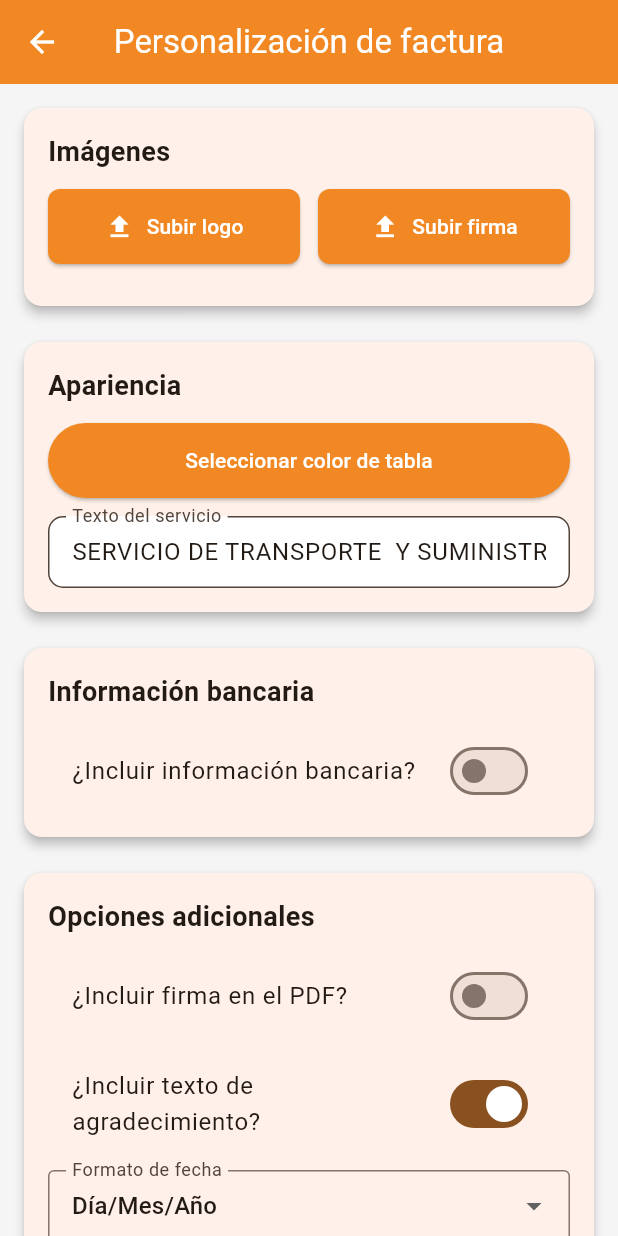
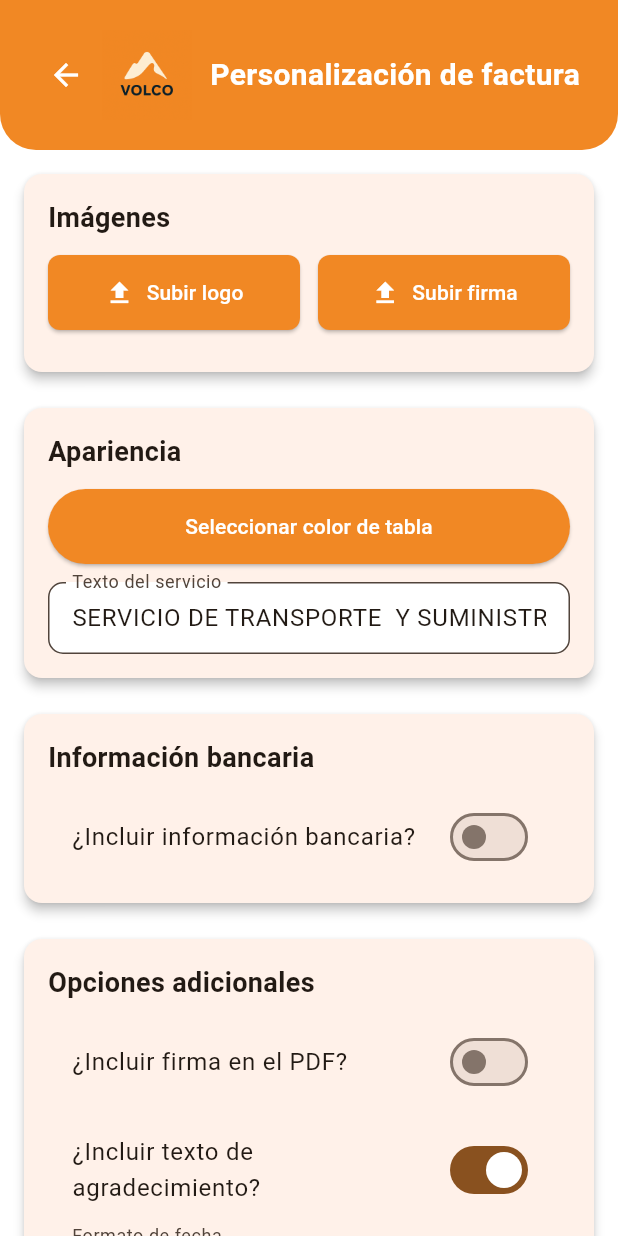
Before and after one commit to Alejandro-OB/Volco, a Flutter app: the InvoiceCustomizationScreen screen opened directly with empty values, on a phone screen of 412 x 824 dp. Run offline on Flutter 3.47's test engine with Material 3 defaults, Android fonts, the phone set to English and light mode, and no system bars; our stand-ins replace file_picker, flutter_colorpicker, flutter_speed_dial, google_fonts, hive, hive_flutter and 4 more; accounts and stored records are empty.

Commit message:
2025-07-10

```diff
--- a/lib/screens/invoice_customization_screen.dart
+++ b/lib/screens/invoice_customization_screen.dart
@@ -148,18 +148,53 @@ class _InvoiceCustomizationScreenState extends State<InvoiceCustomizationScreen>
     return WillPopScope(
       onWillPop: _onWillPop,
       child: Scaffold(
-        appBar: AppBar(
-          title: const Text('Personalización de factura'),
-          centerTitle: true,
+        backgroundColor: Colors.white,
+        body: Column(
+          children: [
+            SafeArea(
+              top: true,
+              bottom: false,
+              child: Container(
+                width: double.infinity,
+                padding: const EdgeInsets.symmetric(horizontal: 20, vertical: 20),
+                decoration: const BoxDecoration(
+                  color: Color(0xFFF18824),
+                  borderRadius: BorderRadius.only(
+                    bottomLeft: Radius.circular(24),
+                    bottomRight: Radius.circular(24),
                   ),
-        body: _loading
+                ),
+                child: Row(
+                  children: [
+                    IconButton(
+                      icon: const Icon(Icons.arrow_back, color: Colors.white),
+                      onPressed: () => Navigator.pop(context),
+                    ),
+                    Image.asset('assets/imgs/logo_volco.png', height: 60),
+                    const SizedBox(width: 12),
+                    const Expanded(
+                      child: Text(
+                        'Personalización de factura',
+                        style: TextStyle(
+                          fontSize: 20,
+                          color: Colors.white,
+                          fontWeight: FontWeight.w600,
+                        ),
+                        overflow: TextOverflow.ellipsis,
+                      ),
+                    ),
+                  ],
+                ),
+              ),
+            ),
+            Expanded(
+              child: _loading
                   ? const Center(child: CircularProgressIndicator())
                   : SingleChildScrollView(
                       padding: const EdgeInsets.all(16),
                       child: Column(
                         crossAxisAlignment: CrossAxisAlignment.start,
                         children: [
-
                           _buildSection(
                             title: 'Imágenes',
                             child: Column(
@@ -167,11 +202,13 @@ class _InvoiceCustomizationScreenState extends State<InvoiceCustomizationScreen>
                                 Row(
                                   children: [
                                     Expanded(
-                                child: _buildImageUploadButton('Subir logo', Icons.upload, () => _pickImage(isLogo: true)),
+                                      child: _buildImageUploadButton(
+                                          'Subir logo', Icons.upload, () => _pickImage(isLogo: true)),
                                     ),
                                     const SizedBox(width: 12),
                                     Expanded(
-                                child: _buildImageUploadButton('Subir firma', Icons.upload, () => _pickImage(isLogo: false)),
+                                      child: _buildImageUploadButton(
+                                          'Subir firma', Icons.upload, () => _pickImage(isLogo: false)),
                                     ),
                                   ],
                                 ),
@@ -187,7 +224,6 @@ class _InvoiceCustomizationScreenState extends State<InvoiceCustomizationScreen>
                               ],
                             ),
                           ),
-
                           _buildSection(
                             title: 'Apariencia',
                             child: Column(
@@ -197,11 +233,11 @@ class _InvoiceCustomizationScreenState extends State<InvoiceCustomizationScreen>
                                   child: const Text('Seleccionar color de tabla'),
                                 ),
                                 const SizedBox(height: 12),
-                          _buildTextField('Texto del servicio', _serviceTextController, (v) => _prefs.serviceText = v),
+                                _buildTextField('Texto del servicio', _serviceTextController,
+                                    (v) => _prefs.serviceText = v),
                               ],
                             ),
                           ),
-
                           _buildSection(
                             title: 'Información bancaria',
                             child: Column(
@@ -218,14 +254,15 @@ class _InvoiceCustomizationScreenState extends State<InvoiceCustomizationScreen>
                                   const SizedBox(height: 12),
                                   _buildTextField('Banco *', _bankNameController, (v) => _prefs.bankName = v),
                                   const SizedBox(height: 12),
-                            _buildTextField('Tipo de cuenta *', _accountTypeController, (v) => _prefs.accountType = v),
+                                  _buildTextField('Tipo de cuenta *', _accountTypeController,
+                                      (v) => _prefs.accountType = v),
                                   const SizedBox(height: 12),
-                            _buildTextField('Número de cuenta *', _accountNumberController, (v) => _prefs.accountNumber = v),
+                                  _buildTextField(
+                                      'Número de cuenta *', _accountNumberController, (v) => _prefs.accountNumber = v),
                                 ],
                               ],
                             ),
                           ),
-
                           _buildSection(
                             title: 'Opciones adicionales',
                             child: Column(
@@ -252,7 +289,8 @@ class _InvoiceCustomizationScreenState extends State<InvoiceCustomizationScreen>
                                   decoration: const InputDecoration(
                                     labelText: 'Formato de fecha',
                                     border: OutlineInputBorder(),
-                              contentPadding: EdgeInsets.symmetric(horizontal: 12, vertical: 10),
+                                    contentPadding:
+                                        EdgeInsets.symmetric(horizontal: 12, vertical: 10),
                                   ),
                                   value: _prefs.dateFormatOption,
                                   onChanged: (value) {
@@ -264,15 +302,16 @@ class _InvoiceCustomizationScreenState extends State<InvoiceCustomizationScreen>
                                     }
                                   },
                                   items: const [
-                              DropdownMenuItem(value: 'dd/MM/yyyy', child: Text('Día/Mes/Año')),
+                                    DropdownMenuItem(
+                                        value: 'dd/MM/yyyy', child: Text('Día/Mes/Año')),
                                     DropdownMenuItem(value: 'MM/yyyy', child: Text('Mes/Año')),
-                              DropdownMenuItem(value: 'MMMM yyyy', child: Text('Mes escrito y Año')),
+                                    DropdownMenuItem(
+                                        value: 'MMMM yyyy', child: Text('Mes escrito y Año')),
                                   ],
                                 ),
                               ],
                             ),
                           ),
-
                           const SizedBox(height: 24),
                           Row(
                             children: [
@@ -283,7 +322,8 @@ class _InvoiceCustomizationScreenState extends State<InvoiceCustomizationScreen>
                                   label: const Text('Guardar'),
                                   style: ElevatedButton.styleFrom(
                                     padding: const EdgeInsets.symmetric(vertical: 14),
-                              shape: RoundedRectangleBorder(borderRadius: BorderRadius.circular(10)),
+                                    shape: RoundedRectangleBorder(
+                                        borderRadius: BorderRadius.circular(10)),
                                   ),
                                 ),
                               ),
@@ -295,7 +335,8 @@ class _InvoiceCustomizationScreenState extends State<InvoiceCustomizationScreen>
                                   label: const Text('Restablecer'),
                                   style: OutlinedButton.styleFrom(
                                     padding: const EdgeInsets.symmetric(vertical: 14),
-                              shape: RoundedRectangleBorder(borderRadius: BorderRadius.circular(10)),
+                                    shape: RoundedRectangleBorder(
+                                        borderRadius: BorderRadius.circular(10)),
                                     side: const BorderSide(color: Colors.grey),
                                   ),
                                 ),
@@ -306,8 +347,13 @@ class _InvoiceCustomizationScreenState extends State<InvoiceCustomizationScreen>
                       ),
                     ),
             ),
+          ],
+        ),
+      ),
     );
   }
+
+
 
   Widget _buildSection({required String title, required Widget child}) {
     return Card(
```
Also changed, not shown: lib/screens/account_list_screen.dart (+6 -5 lines), lib/screens/trip_form_screen.dart (+7 -5 lines), lib/screens/trip_list_screen.dart (+5 -4 lines). Lines whose indentation alone changed are shown as unchanged.
